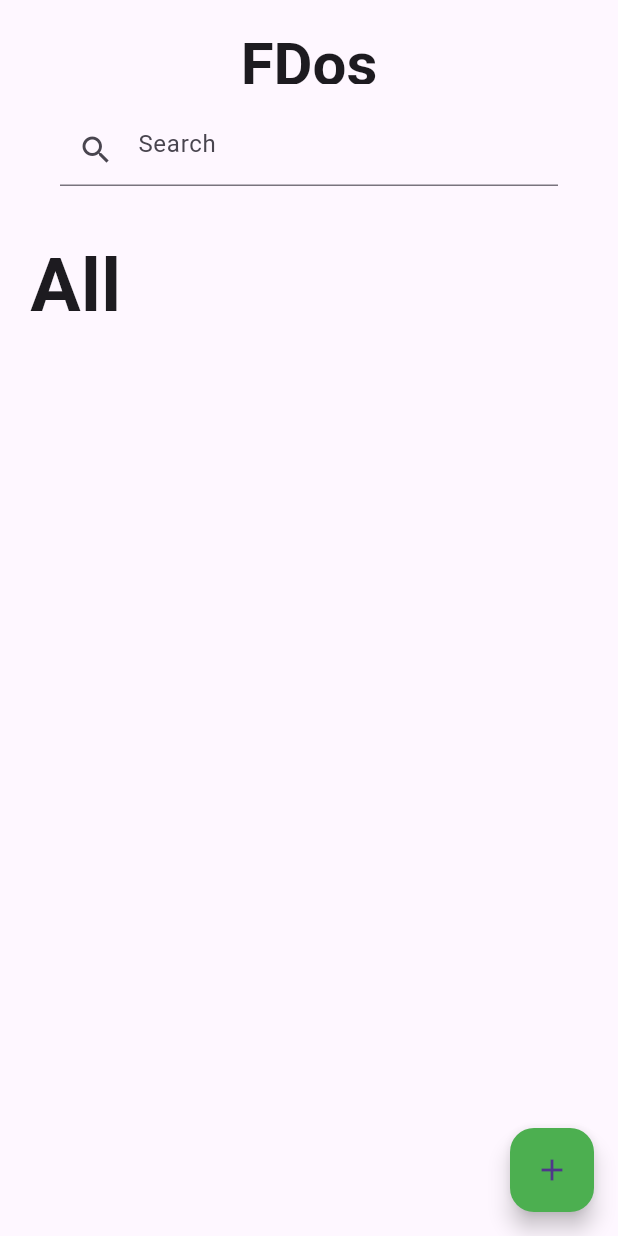
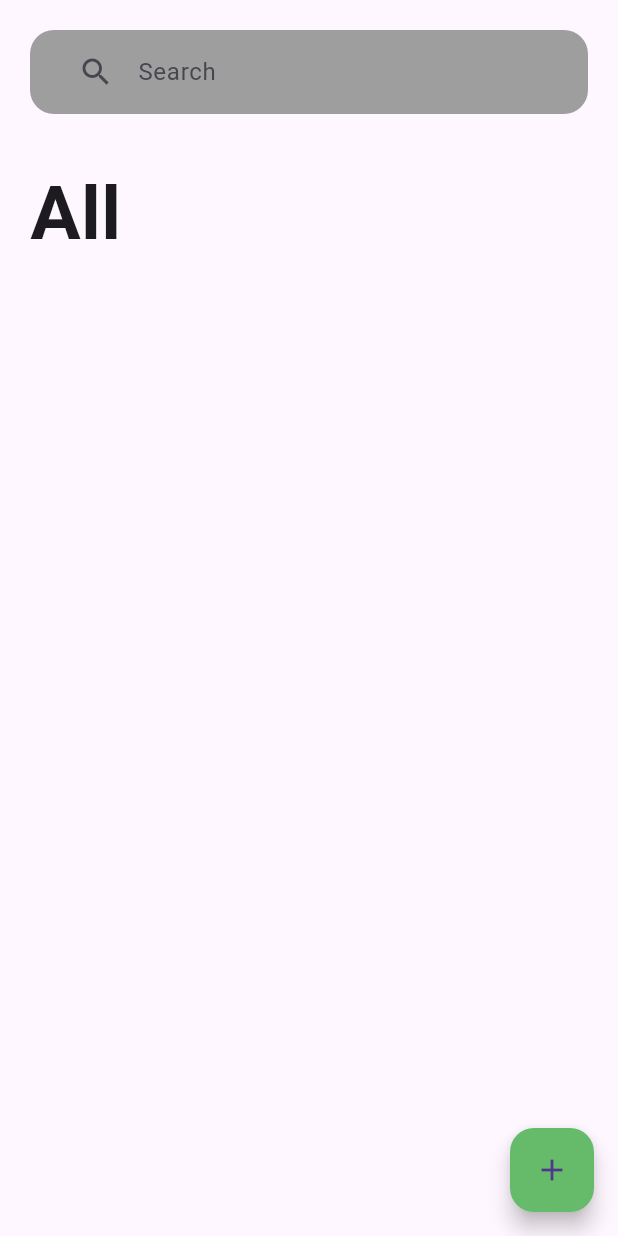
Before and after one commit to HewageNKM/FDos, a Flutter app: the screen it shows after launch, on a phone screen of 412 x 824 dp. Run offline on Flutter 3.47's test engine with Material 3 defaults, Android fonts, the phone set to English and light mode, and no system bars.

```diff
--- a/lib/screens/Home.dart
+++ b/lib/screens/Home.dart
@@ -14,53 +14,48 @@ class _HomeState extends State<Home> {
   Widget build(BuildContext context) {
     return Scaffold(
       floatingActionButton: FloatingActionButton(
-        backgroundColor: Colors.green,
-        onPressed: handleNavigationClick(''),
+        backgroundColor: Colors.green[400],
+        onPressed: () => _add_dialog(context),
         child: const Icon(Icons.add),
       ),
-      appBar: AppBar(
-        title: const Padding(
-          padding: EdgeInsets.only(top: 30),
-          child: Row(
-            mainAxisAlignment: MainAxisAlignment.center,
-            children: [
-              Text(
-                "FDos",
-                style: TextStyle(fontWeight: FontWeight.bold, fontSize: 40),
-              )
-            ],
-          ),
-        ),
-      ),
-      body: SingleChildScrollView(
+      body: SafeArea(
         child: Container(
           padding: const EdgeInsets.symmetric(horizontal: 20, vertical: 20),
           child: Column(
             children: [
               Container(
                 padding: const EdgeInsets.symmetric(horizontal: 20),
-                decoration:
-                    BoxDecoration(borderRadius: BorderRadius.circular(8)),
+                decoration: BoxDecoration(
+                  borderRadius: BorderRadius.circular(16),
+                  color: Colors.grey,
+                ),
                 child: const TextField(
+                  maxLines: 1,
                   decoration: InputDecoration(
-                      prefixIcon: Icon(Icons.search),
-                      contentPadding: EdgeInsets.all(8),
-                      hintText: "Search"),
+                    border: UnderlineInputBorder(borderSide: BorderSide.none),
+                    prefixIcon: Icon(Icons.search),
+                    contentPadding: EdgeInsets.all(16),
+                    hintText: "Search",
+                  ),
                 ),
               ),
               Container(
                 padding: const EdgeInsets.symmetric(vertical: 30),
+                color: const Color(0x00f8fafc),
                 child: const Row(
                   children: [
-                    Text("All",
-                        style: TextStyle(
-                            fontSize: 50, fontWeight: FontWeight.bold))
+                    Text(
+                      "All",
+                      style:
+                          TextStyle(fontSize: 50, fontWeight: FontWeight.bold),
+                    )
                   ],
                 ),
               ),
-              const Column(children: [
-
-              ],)
+              Expanded(
+                  child: ListView(
+                children: [],
+              ))
             ],
           ),
         ),
@@ -68,3 +63,58 @@ class _HomeState extends State<Home> {
     );
   }
 }
+
+Future<void> _add_dialog(BuildContext context) {
+  return showDialog<void>(
+    context: context,
+    builder: (BuildContext context) {
+      return AlertDialog(
+        title: const Center(child: Text('Add Note')),
+        content: Column(
+          children: [form_field("To Do", 16, 16, 8, null, 16)],
+        ),
+        actions: <Widget>[
+          TextButton(
+            style: TextButton.styleFrom(
+              textStyle: Theme.of(context).textTheme.labelLarge,
+            ),
+            child: const Text('Cancel'),
+            onPressed: () {
+              Navigator.of(context).pop();
+            },
+          ),
+          TextButton(
+            style: TextButton.styleFrom(
+              textStyle: Theme.of(context).textTheme.labelLarge,
+            ),
+            child: const Text('Add'),
+            onPressed: () {
+              Navigator.of(context).pop();
+            },
+          ),
+        ],
+      );
+    },
+  );
+}
+
+Widget form_field(String placeholder, double roundedSize, double hPadding,
+    double vPadding, IconData? icon, double innerPadding) {
+  return Container(
+    padding:
+        EdgeInsets.symmetric(horizontal: hPadding, vertical: vPadding ?? 0),
+    decoration: BoxDecoration(
+      borderRadius: BorderRadius.circular(16),
+      color: Colors.grey,
+    ),
+    child: TextField(
+      maxLines: 1,
+      decoration: InputDecoration(
+        border: const UnderlineInputBorder(borderSide: BorderSide.none),
+        prefixIcon: Icon(icon),
+        contentPadding: EdgeInsets.all(innerPadding),
+        hintText: placeholder,
+      ),
+    ),
+  );
+}
```
